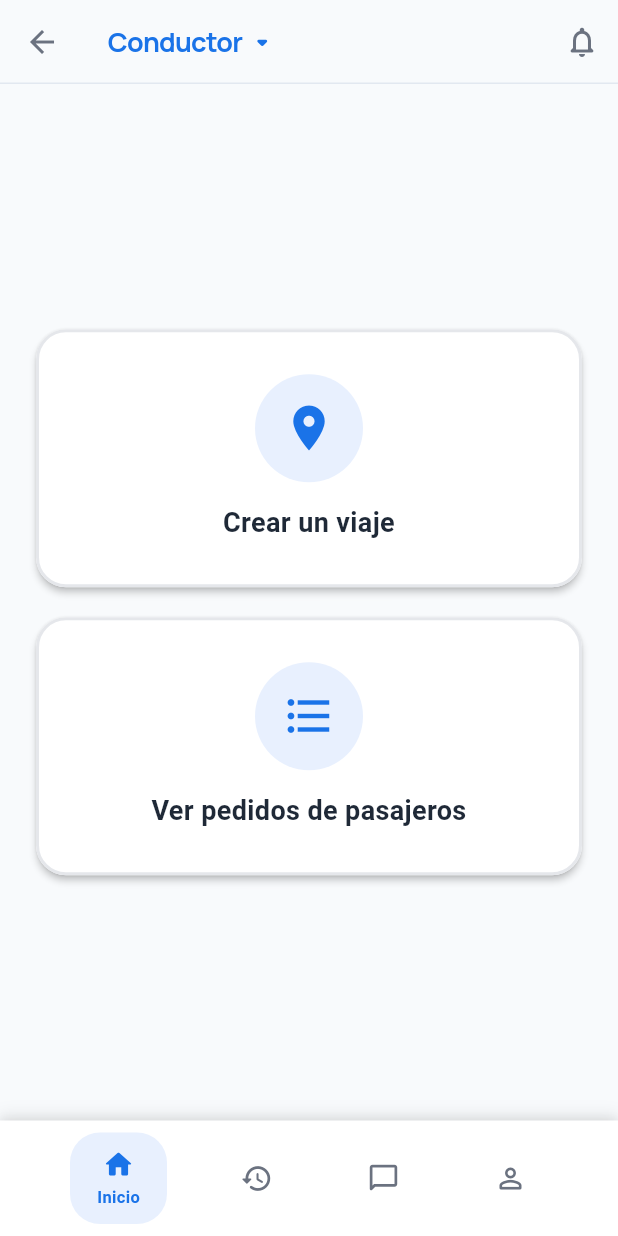
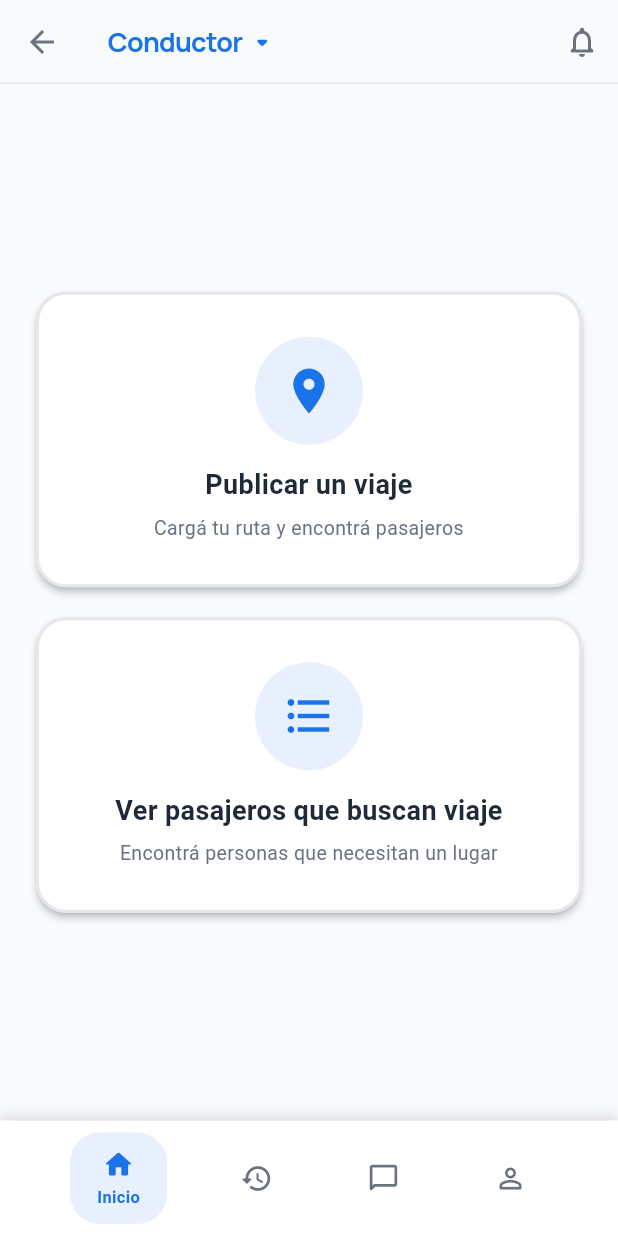
Before and after one commit to AlejoRau/Viajemos, a Flutter app: the DriverHomeScreen screen opened by its route, on a phone screen of 412 x 824 dp. Run offline on Flutter 3.47's test engine with Material 3 defaults, Android fonts, the phone set to English and light mode, and no system bars; our stand-ins replace cached_network_image, firebase_core, firebase_messaging, flutter_local_notifications, flutter_map, flutter_native_splash and 10 more; accounts and stored records are empty; network calls fail.

Commit message:
feat: mejora textos pantalla home conductor
- 'Crear un viaje' → 'Publicar un viaje' con subtítulo
- 'Ver pedidos de pasajeros' → 'Ver pasajeros que buscan viaje' con subtítulo

Co-Authored-By: Claude Sonnet 4.6 <noreply@anthropic.com>

```diff
--- a/viajemos_app/lib/features/driver/presentation/driver_home_screen.dart
+++ b/viajemos_app/lib/features/driver/presentation/driver_home_screen.dart
@@ -47,13 +47,15 @@ class _DriverHomeScreenState extends ConsumerState<DriverHomeScreen> {
             mainAxisSize: MainAxisSize.min,
             children: [
               RoleOptionCard(
-                label: 'Crear un viaje',
+                label: 'Publicar un viaje',
+                subtitle: 'Cargá tu ruta y encontrá pasajeros',
                 icon: Icons.location_on,
                 onTap: () => context.go('/driver/create-trip'),
               ),
               const SizedBox(height: 20),
               RoleOptionCard(
-                label: 'Ver pedidos de pasajeros',
+                label: 'Ver pasajeros que buscan viaje',
+                subtitle: 'Encontrá personas que necesitan un lugar',
                 icon: Icons.format_list_bulleted,
                 onTap: () => context.go('/driver/passenger-requests-filter'),
               ),
```
